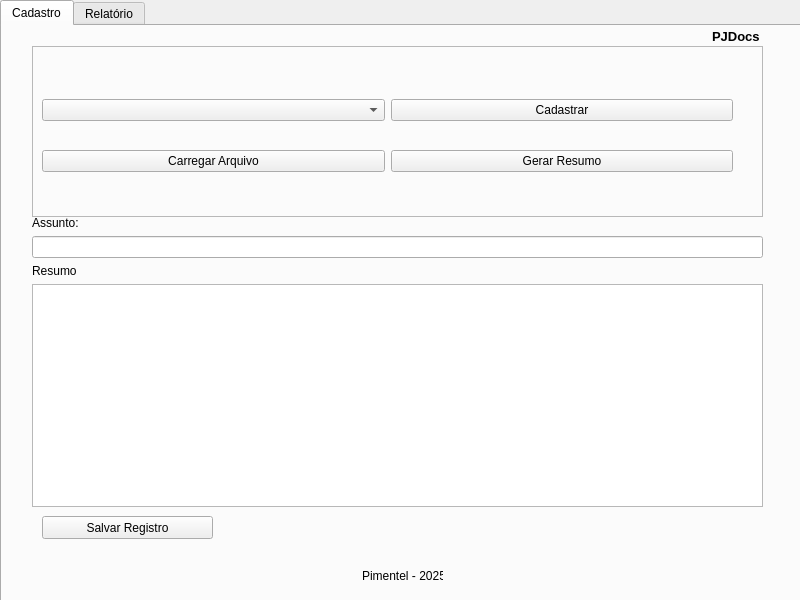
Above: ui/tela_principal.ui from jespimentel/pj_docs before the change. Below: the same form after it.
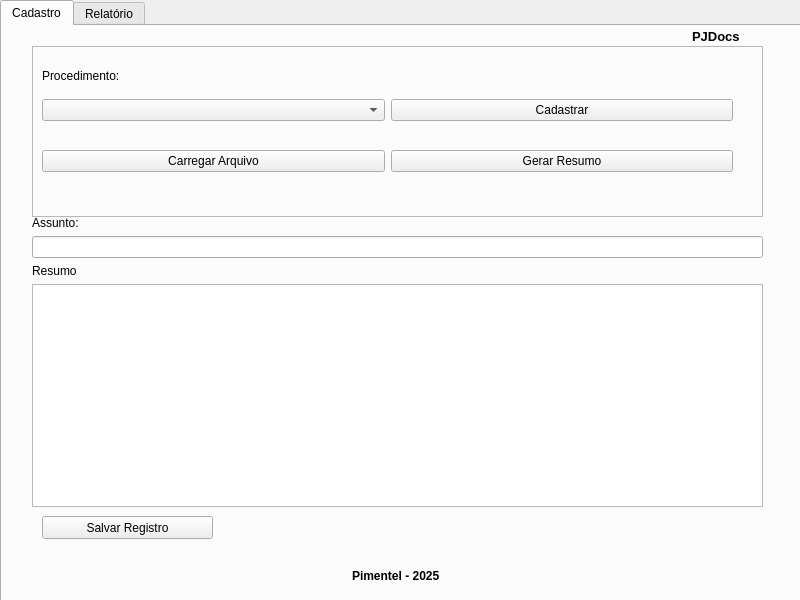
That is the form after the change.

Commit message: leiaute das telas e relatório

```diff
--- a/ui/tela_principal.ui
+++ b/ui/tela_principal.ui
@@ -89,6 +89,19 @@
         </item>
        </layout>
       </widget>
+      <widget class="QLabel" name="label_5">
+       <property name="geometry">
+        <rect>
+         <x>10</x>
+         <y>20</y>
+         <width>171</width>
+         <height>20</height>
+        </rect>
+       </property>
+       <property name="text">
+        <string>Procedimento:</string>
+       </property>
+      </widget>
      </widget>
      <widget class="QWidget" name="widget" native="true">
       <property name="geometry">
@@ -138,12 +151,18 @@
      <widget class="QLabel" name="label_3">
       <property name="geometry">
        <rect>
-        <x>360</x>
+        <x>350</x>
         <y>540</y>
-        <width>81</width>
+        <width>111</width>
         <height>20</height>
        </rect>
       </property>
+      <property name="font">
+       <font>
+        <weight>75</weight>
+        <bold>true</bold>
+       </font>
+      </property>
       <property name="text">
        <string>Pimentel - 2025</string>
       </property>
@@ -151,9 +170,9 @@
      <widget class="QLabel" name="label_4">
       <property name="geometry">
        <rect>
-        <x>710</x>
+        <x>690</x>
         <y>0</y>
-        <width>51</width>
+        <width>71</width>
         <height>20</height>
        </rect>
       </property>
```
Left out of the diff: 4 changed lines with no effect on the pictures. The commit also changes 5 other files.
